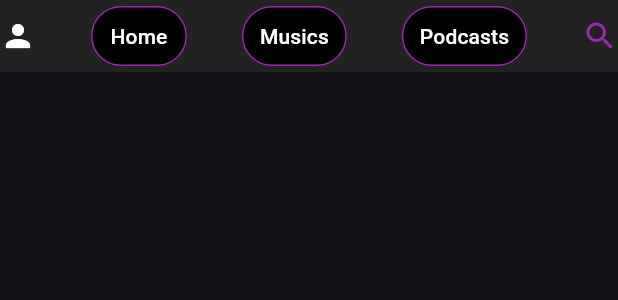
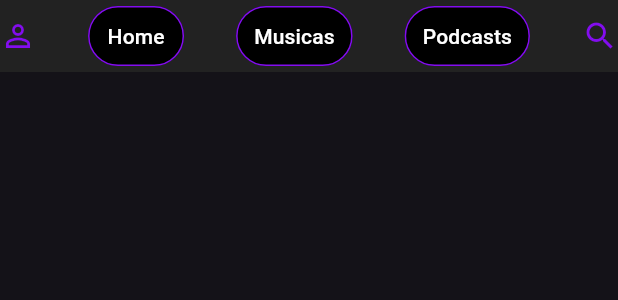
Before and after one commit to GuizinSX7/Jacksons, a Flutter app: the Appbar widget shown alone on an empty page, opened directly, on a phone screen of 412 x 824 dp. Shown: the top 300 px of the screen. Run offline on Flutter 3.47's test engine with Material 3 defaults, Android fonts, the phone set to English and light mode, and no system bars; our stand-ins replace lottie; Roboto replaces fonts that are missing (ABeeZee).

Commit message:
criando musica selecionada e adicionando carrosel

```diff
--- a/projeto/lib/components/appbar.dart
+++ b/projeto/lib/components/appbar.dart
@@ -1,4 +1,5 @@
 import 'package:flutter/material.dart';
+import 'package:projeto/Shared/style.dart';
 
 class Appbar extends StatelessWidget {
   const Appbar({super.key});
@@ -14,20 +15,20 @@ class Appbar extends StatelessWidget {
         mainAxisAlignment: MainAxisAlignment.spaceBetween,
         children: [
           GestureDetector(
-            child: Icon(Icons.person, color: Colors.white),
+            child: Icon(Icons.person_outline, color: MyColors.roxo),
           ),
-          SizedBox(width: 10), // Espaçamento entre ícone e o primeiro botão
+          SizedBox(width: 9), // Espaçamento entre ícone e o primeiro botão
           _buildButton(context, 'Home', '/Home', currentRoute),
-          SizedBox(width: 10), // Espaçamento entre os botões
-          _buildButton(context, 'Musics', '/Musics', currentRoute),
-          SizedBox(width: 10), // Espaçamento entre os botões
+          SizedBox(width: 9), // Espaçamento entre os botões
+          _buildButton(context, 'Musicas', '/Musics', currentRoute),
+          SizedBox(width: 9), // Espaçamento entre os botões
           _buildButton(context, 'Podcasts', '/Podcasts', currentRoute),
-          SizedBox(width: 10), // Espaçamento entre os botões
+          SizedBox(width: 9), // Espaçamento entre os botões
           GestureDetector(
             onTap: () {
               // Adicione sua lógica de busca aqui
             },
-            child: Icon(Icons.search, color: Colors.purple),
+            child: Icon(Icons.search, color: MyColors.roxo),
           ),
         ],
       ),
@@ -46,8 +47,8 @@ class Appbar extends StatelessWidget {
         style: TextStyle(color: Colors.white),
       ),
       style: ButtonStyle(
-        backgroundColor: MaterialStateProperty.all(isActive ? Colors.purple : Colors.black),
-        side: MaterialStateProperty.all(BorderSide(color: Colors.purple)),
+        backgroundColor: MaterialStateProperty.all(isActive ? MyColors.roxo : Colors.black),
+        side: MaterialStateProperty.all(BorderSide(color: MyColors.roxo)),
       ),
     );
   }
--- a/projeto/lib/main.dart
+++ b/projeto/lib/main.dart
@@ -8,6 +8,7 @@ import 'package:projeto/pages/Playlist.dart';
 import 'pages/Podcasts.dart';
 import 'pages/Musics.dart';
 import 'pages/Home.dart';
+import 'pages/MusicaSelecionada.dart';
 
 
 void main() {
@@ -36,6 +37,7 @@ class MyApp extends StatelessWidget {
         '/Home': (context) => Home(),
         '/Musics': (context) => Musics(),
         '/Podcasts': (context) => Podcasts(),
+        '/MusicaSelecionada' : (context) => Musicaselecionada(),
       },
     );
   }
--- a/projeto/pubspec.yaml
+++ b/projeto/pubspec.yaml
@@ -31,7 +31,7 @@ dependencies:
   flutter_launcher_icons: ^0.11.0
   flutter:
     sdk: flutter
-
+  carousel_slider: ^5.0.0
   lottie: ^2.3.2
   animated_splash_screen: 1.3.0
 
```
Also changed, not shown: projeto/lib/pages/Home.dart (+45 -2 lines), projeto/lib/pages/MusicaSelecionada.dart (added, +15 -0 lines), projeto/pubspec.lock, 5 other files.
